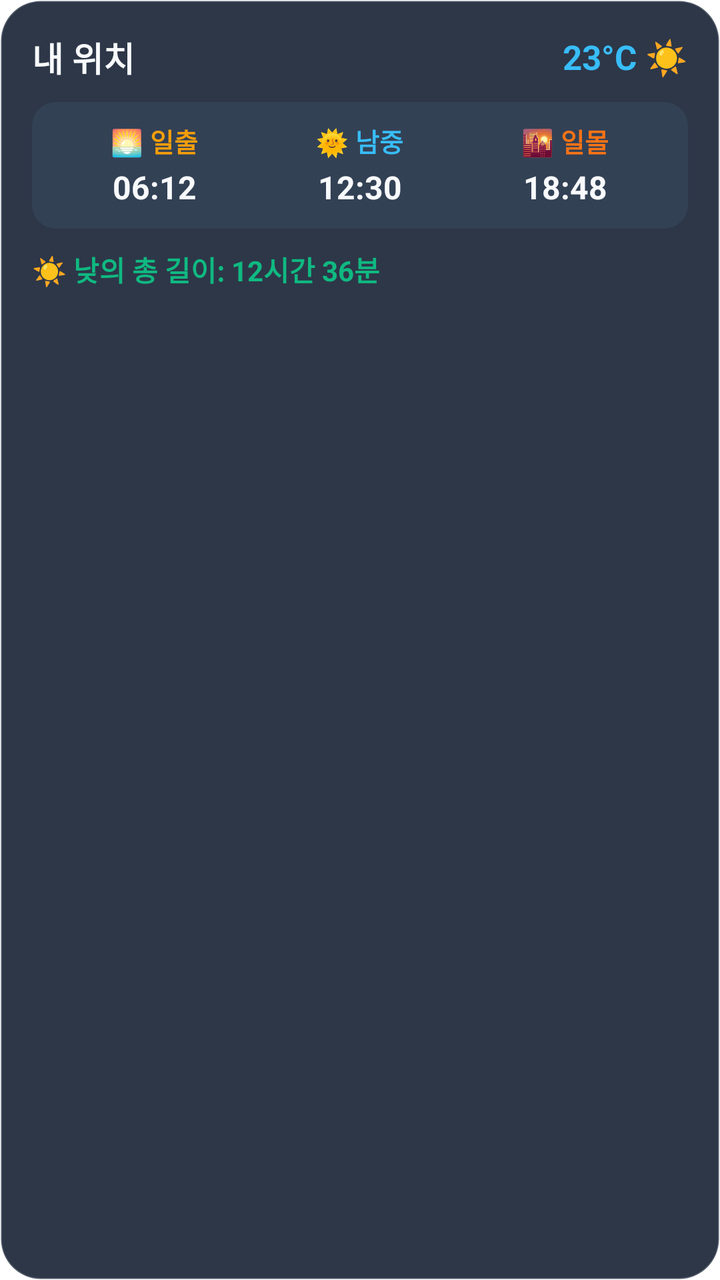
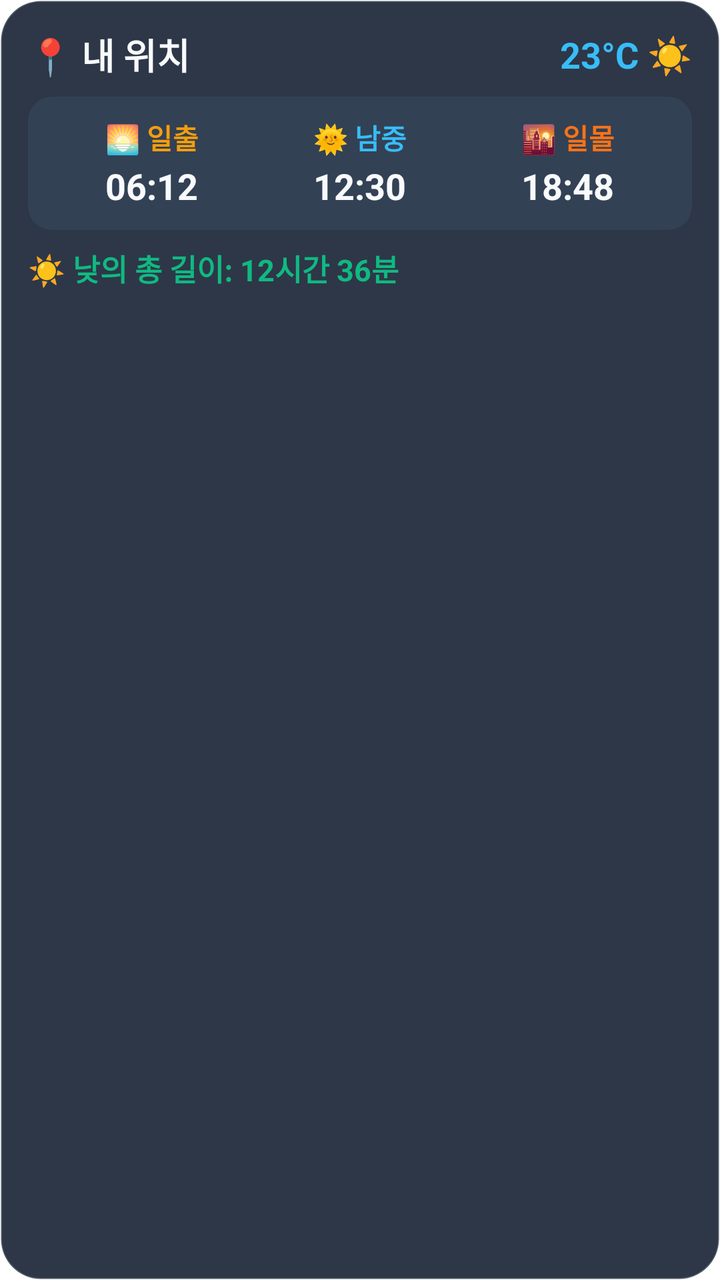

Before-and-after screenshots of an Android layout around one commit, followed by the original layout XML and the change that was made.
<!-- AndroidManifest.xml: fallback theme Theme.MaterialComponents.DayNight.NoActionBar -->
<!-- res/layout/widget_walk_golden_layout.xml -->
<?xml version="1.0" encoding="utf-8"?>
<LinearLayout xmlns:android="http://schemas.android.com/apk/res/android"
    android:id="@+id/widget_container_walk"
    android:layout_width="match_parent"
    android:layout_height="match_parent"
    android:background="@drawable/widget_bg_rounded"
    android:orientation="vertical"
    android:padding="16dp">

    
    <LinearLayout
        android:layout_width="match_parent"
        android:layout_height="wrap_content"
        android:orientation="horizontal"
        android:gravity="center_vertical">

        <TextView
            android:id="@+id/tv_walk_location"
            android:layout_width="0dp"
            android:layout_height="wrap_content"
            android:layout_weight="1"
            android:text="내 위치"
            android:textColor="@color/text_primary"
            android:textSize="17sp"
            android:textStyle="bold" />

        <TextView
            android:id="@+id/tv_walk_temp"
            android:layout_width="wrap_content"
            android:layout_height="wrap_content"
            android:text="23°C ☀️"
            android:textColor="@color/accent_blue"
            android:textSize="17sp"
            android:textStyle="bold" />
    </LinearLayout>

    
    <LinearLayout
        android:layout_width="match_parent"
        android:layout_height="wrap_content"
        android:layout_marginTop="10dp"
        android:background="@drawable/widget_card_item_bg"
        android:orientation="horizontal"
        android:padding="10dp">

        
        <LinearLayout
            android:layout_width="0dp"
            android:layout_height="wrap_content"
            android:layout_weight="1"
            android:orientation="vertical"
            android:gravity="center">

            <TextView
                android:layout_width="wrap_content"
                android:layout_height="wrap_content"
                android:text="🌅 일출"
                android:textColor="@color/accent_sun"
                android:textSize="13sp"
                android:textStyle="bold" />

            <TextView
                android:id="@+id/tv_walk_sunrise"
                android:layout_width="wrap_content"
                android:layout_height="wrap_content"
                android:layout_marginTop="3dp"
                android:text="06:12"
                android:textColor="@color/text_primary"
                android:textSize="16sp"
                android:textStyle="bold" />
        </LinearLayout>

        
        <LinearLayout
            android:layout_width="0dp"
            android:layout_height="wrap_content"
            android:layout_weight="1"
            android:orientation="vertical"
            android:gravity="center">

            <TextView
                android:layout_width="wrap_content"
                android:layout_height="wrap_content"
                android:text="🌞 남중"
                android:textColor="@color/accent_blue"
                android:textSize="13sp"
                android:textStyle="bold" />

            <TextView
                android:id="@+id/tv_walk_noon"
                android:layout_width="wrap_content"
                android:layout_height="wrap_content"
                android:layout_marginTop="3dp"
                android:text="12:30"
                android:textColor="@color/text_primary"
                android:textSize="16sp"
                android:textStyle="bold" />
        </LinearLayout>

        
        <LinearLayout
            android:layout_width="0dp"
            android:layout_height="wrap_content"
            android:layout_weight="1"
            android:orientation="vertical"
            android:gravity="center">

            <TextView
                android:layout_width="wrap_content"
                android:layout_height="wrap_content"
                android:text="🌇 일몰"
                android:textColor="@color/accent_sunset"
                android:textSize="13sp"
                android:textStyle="bold" />

            <TextView
                android:id="@+id/tv_walk_sunset"
                android:layout_width="wrap_content"
                android:layout_height="wrap_content"
                android:layout_marginTop="3dp"
                android:text="18:48"
                android:textColor="@color/text_primary"
                android:textSize="16sp"
                android:textStyle="bold" />
        </LinearLayout>
    </LinearLayout>

    
    <TextView
        android:id="@+id/tv_walk_day_length"
        android:layout_width="match_parent"
        android:layout_height="wrap_content"
        android:layout_marginTop="10dp"
        android:text="☀️ 낮의 총 길이: 12시간 36분"
        android:textColor="@color/accent_green"
        android:textSize="14sp"
        android:textStyle="bold" />
</LinearLayout>
<!-- resources referenced by this layout -->
<resources>
  <color name="accent_blue">#38BDF8</color>
  <color name="accent_green">#10B981</color>
  <color name="accent_sun">#F59E0B</color>
  <color name="accent_sunset">#F97316</color>
  <color name="text_primary">#F8FAFC</color>
  <!-- drawable widget_bg_rounded (drawable) -->
  <?xml version="1.0" encoding="utf-8"?>
  <shape xmlns:android="http://schemas.android.com/apk/res/android"
      android:shape="rectangle">
      <solid android:color="@color/widget_bg" />
      <corners android:radius="20dp" />
      <stroke
          android:width="1dp"
          android:color="#33FFFFFF" />
  </shape>
  <!-- drawable widget_card_item_bg (drawable) -->
  <?xml version="1.0" encoding="utf-8"?>
  <shape xmlns:android="http://schemas.android.com/apk/res/android"
      android:shape="rectangle">
      <solid android:color="@color/widget_card_solid" />
      <corners android:radius="12dp" />
  </shape>
  <color name="widget_bg">#EE1E293B</color>
  <color name="widget_card_solid">#334155</color>
</resources>

<!-- the commit's change to res/layout/widget_walk_golden_layout.xml (unified diff, before → after) -->
@@ -5,7 +5,7 @@
     android:layout_height="match_parent"
     android:background="@drawable/widget_bg_rounded"
     android:orientation="vertical"
-    android:padding="16dp">
+    android:padding="14dp">
 
     
     <LinearLayout
@@ -19,9 +19,9 @@
             android:layout_width="0dp"
             android:layout_height="wrap_content"
             android:layout_weight="1"
-            android:text="내 위치"
+            android:text="📍 내 위치"
             android:textColor="@color/text_primary"
-            android:textSize="17sp"
+            android:textSize="18sp"
             android:textStyle="bold" />
 
         <TextView
@@ -30,7 +30,7 @@
             android:layout_height="wrap_content"
             android:text="23°C ☀️"
             android:textColor="@color/accent_blue"
-            android:textSize="17sp"
+            android:textSize="18sp"
             android:textStyle="bold" />
     </LinearLayout>
 
@@ -38,7 +38,7 @@
     <LinearLayout
         android:layout_width="match_parent"
         android:layout_height="wrap_content"
-        android:layout_marginTop="10dp"
+        android:layout_marginTop="8dp"
         android:background="@drawable/widget_card_item_bg"
         android:orientation="horizontal"
         android:padding="10dp">
@@ -56,17 +56,17 @@
                 android:layout_height="wrap_content"
                 android:text="🌅 일출"
                 android:textColor="@color/accent_sun"
-                android:textSize="13sp"
+                android:textSize="14sp"
                 android:textStyle="bold" />
 
             <TextView
                 android:id="@+id/tv_walk_sunrise"
                 android:layout_width="wrap_content"
                 android:layout_height="wrap_content"
-                android:layout_marginTop="3dp"
+                android:layout_marginTop="2dp"
                 android:text="06:12"
                 android:textColor="@color/text_primary"
-                android:textSize="16sp"
+                android:textSize="18sp"
                 android:textStyle="bold" />
         </LinearLayout>
 
@@ -83,17 +83,17 @@
                 android:layout_height="wrap_content"
                 android:text="🌞 남중"
                 android:textColor="@color/accent_blue"
-                android:textSize="13sp"
+                android:textSize="14sp"
                 android:textStyle="bold" />
 
             <TextView
                 android:id="@+id/tv_walk_noon"
                 android:layout_width="wrap_content"
                 android:layout_height="wrap_content"
-                android:layout_marginTop="3dp"
+                android:layout_marginTop="2dp"
                 android:text="12:30"
                 android:textColor="@color/text_primary"
-                android:textSize="16sp"
+                android:textSize="18sp"
                 android:textStyle="bold" />
         </LinearLayout>
 
@@ -110,17 +110,17 @@
                 android:layout_height="wrap_content"
                 android:text="🌇 일몰"
                 android:textColor="@color/accent_sunset"
-                android:textSize="13sp"
+                android:textSize="14sp"
                 android:textStyle="bold" />
 
             <TextView
                 android:id="@+id/tv_walk_sunset"
                 android:layout_width="wrap_content"
                 android:layout_height="wrap_content"
-                android:layout_marginTop="3dp"
+                android:layout_marginTop="2dp"
                 android:text="18:48"
                 android:textColor="@color/text_primary"
-                android:textSize="16sp"
+                android:textSize="18sp"
                 android:textStyle="bold" />
         </LinearLayout>
     </LinearLayout>
@@ -130,9 +130,9 @@
         android:id="@+id/tv_walk_day_length"
         android:layout_width="match_parent"
         android:layout_height="wrap_content"
-        android:layout_marginTop="10dp"
+        android:layout_marginTop="8dp"
         android:text="☀️ 낮의 총 길이: 12시간 36분"
         android:textColor="@color/accent_green"
-        android:textSize="14sp"
+        android:textSize="15sp"
         android:textStyle="bold" />
 </LinearLayout>
